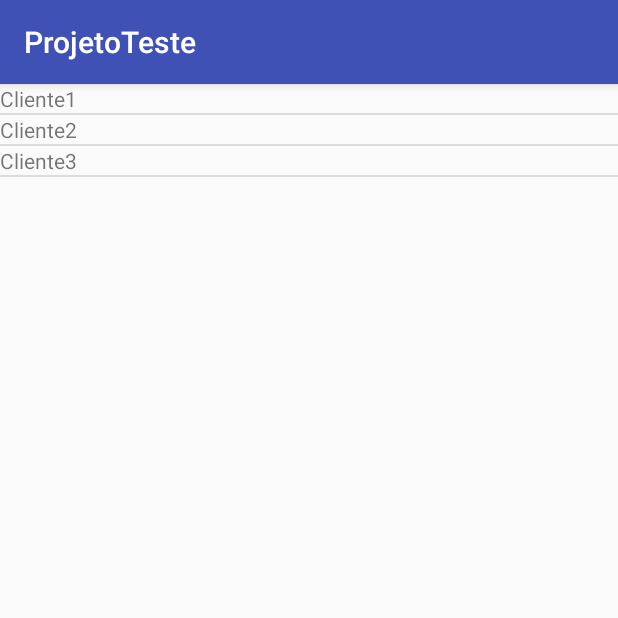
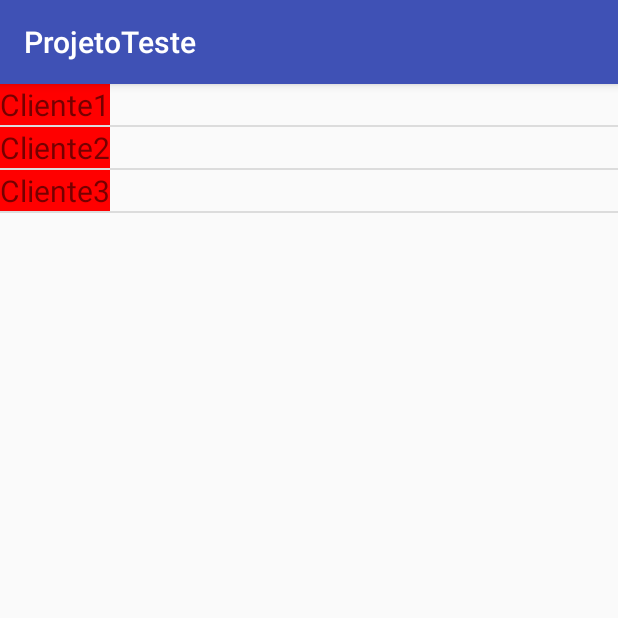
Before and after one commit to Dioniziosystem/ProjetoTeste, an Android app: the screen it shows after launch (MainActivity), on a phone screen of 412 x 824 dp, the top half of it. Run offline under Robolectric (Android 15) with nearby library versions, the phone set to English and light mode, and no system bars.

Commit message:
Exibicao correta do numero grupos

```diff
--- a/app/src/main/java/com/example/android/projetoteste/MainActivity.java
+++ b/app/src/main/java/com/example/android/projetoteste/MainActivity.java
@@ -4,6 +4,7 @@ import android.content.Context;
 import android.graphics.Color;
 import android.support.v7.app.AppCompatActivity;
 import android.os.Bundle;
+import android.util.Log;
 import android.view.LayoutInflater;
 import android.view.View;
 import android.view.ViewGroup;
@@ -15,7 +16,9 @@ import android.widget.TextView;
 
 import java.util.ArrayList;
 import java.util.HashMap;
+import java.util.Iterator;
 import java.util.List;
+import java.util.Set;
 
 public class MainActivity extends AppCompatActivity {
 
@@ -75,6 +78,13 @@ public class MainActivity extends AppCompatActivity {
         listaTeste = findViewById(R.id.listaPai);
         listaTeste.setAdapter(new listaPai(this, lstClientes, lstGrupos, lstNivel2));
 
+        Log.d("cliente", String.valueOf(lstClientes.size()));
+        Log.d("grupo", String.valueOf(lstGrupos.size()));
+        Log.d("checklist1", String.valueOf(lstCheckList1.size()));
+        Log.d("checklist2", String.valueOf(lstCheckList2.size()));
+        Log.d("Nivel 2 Pai", String.valueOf(lstNivel2.size()));
+
+
     }
 
     public class listaPai extends BaseExpandableListAdapter {
@@ -101,7 +111,7 @@ public class MainActivity extends AppCompatActivity {
         @Override
         public int getChildrenCount(int i) {
             //retornar quantidade de grupos no cliente
-            return lstGrupos.size();
+            return 1;
         }
 
         @Override
@@ -126,12 +136,15 @@ public class MainActivity extends AppCompatActivity {
 
 
         @Override
+
         public long getChildId(int i, int i1) {
             // retorna o id do grupo do cliente, porém como nesse exemplo
             // o grupo do cliente não possui um id específico, o retorno
             // será o próprio i1
             return i1;
         }
+
+
 
         @Override
         public View getGroupView(int i, boolean b, View contextView, ViewGroup viewGroup) {
@@ -143,6 +156,8 @@ public class MainActivity extends AppCompatActivity {
             }
 
             TextView nomeCliente = contextView.findViewById(R.id.listaCliente);
+            nomeCliente.setBackgroundColor(Color.RED);
+            nomeCliente.setTextSize(20);
             nomeCliente.setText((String) getGroup(i));
             return contextView;
 
@@ -182,8 +197,8 @@ public class MainActivity extends AppCompatActivity {
         }
 
         protected void onMeasure(int laguraMedida, int alturaMedida) {
-            laguraMedida = MeasureSpec.makeMeasureSpec(960, MeasureSpec.AT_MOST);
-            alturaMedida = MeasureSpec.makeMeasureSpec(600, MeasureSpec.AT_MOST);
+            laguraMedida = MeasureSpec.makeMeasureSpec(450, MeasureSpec.AT_MOST);
+            alturaMedida = MeasureSpec.makeMeasureSpec(450, MeasureSpec.AT_MOST);
             super.onMeasure(laguraMedida, alturaMedida);
 
         }
@@ -206,7 +221,8 @@ public class MainActivity extends AppCompatActivity {
 
         @Override
         public int getGroupCount() {
-            return 1;
+            //retornar quantidade de grupos no cliente
+            return lstGrupos.size();
         }
 
         @Override
@@ -246,6 +262,8 @@ public class MainActivity extends AppCompatActivity {
             }
 
             TextView nomeGrupo = contextView.findViewById(R.id.listaGrupo);
+            nomeGrupo.setTextSize(15);
+            nomeGrupo.setBackgroundColor(Color.BLUE);
             nomeGrupo.setText((String) getGroup(i));
 
             return contextView;
@@ -266,6 +284,8 @@ public class MainActivity extends AppCompatActivity {
 
             Tarefa tarefa = (Tarefa) getChild(i, i1);
 
+            nomeTarefa.setBackgroundColor(Color.BLACK);
+            nomeTarefa.setTextSize(15);
             nomeTarefa.setText(tarefa.getTarefa());
             nomeChBox.setChecked(tarefa.getChecked());
 
```
